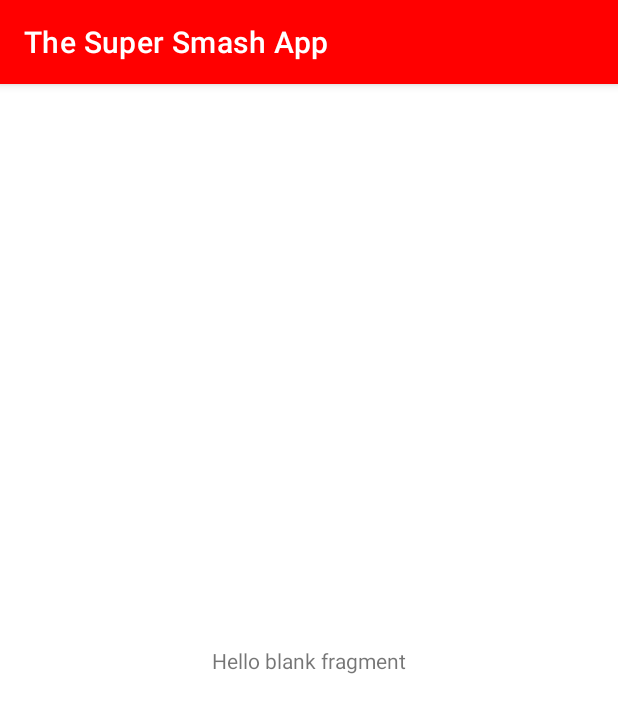
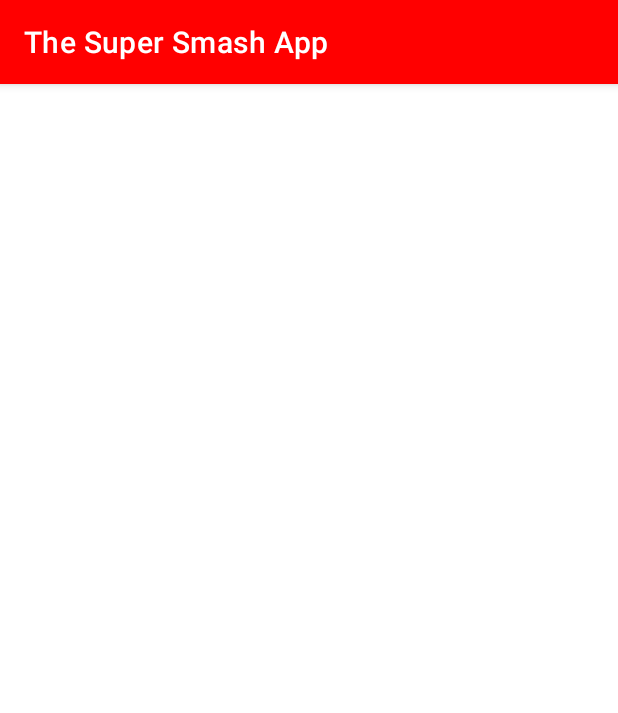
Before and after one commit to TravisKoz/capstone_theSuperSmashApp, an Android app: the fragment LegalStageFragment shown on its own in the app's theme, on a phone screen of 412 x 824 dp. Shown: the top 713 px of the screen. Run offline under Robolectric (Android 15) with nearby library versions, the phone set to English and light mode, and no system bars.

Commit message:
Bug fixed of black text in stages activity

```diff
--- a/app/src/main/res/layout/fragment_legal_stage.xml
+++ b/app/src/main/res/layout/fragment_legal_stage.xml
@@ -16,7 +16,6 @@
             android:id="@+id/stage_info"
             android:layout_width="wrap_content"
             android:layout_height="wrap_content"
-            android:text="@string/hello_blank_fragment"
             app:layout_constraintBottom_toBottomOf="parent"
             app:layout_constraintEnd_toEndOf="parent"
             app:layout_constraintStart_toStartOf="parent"
```
